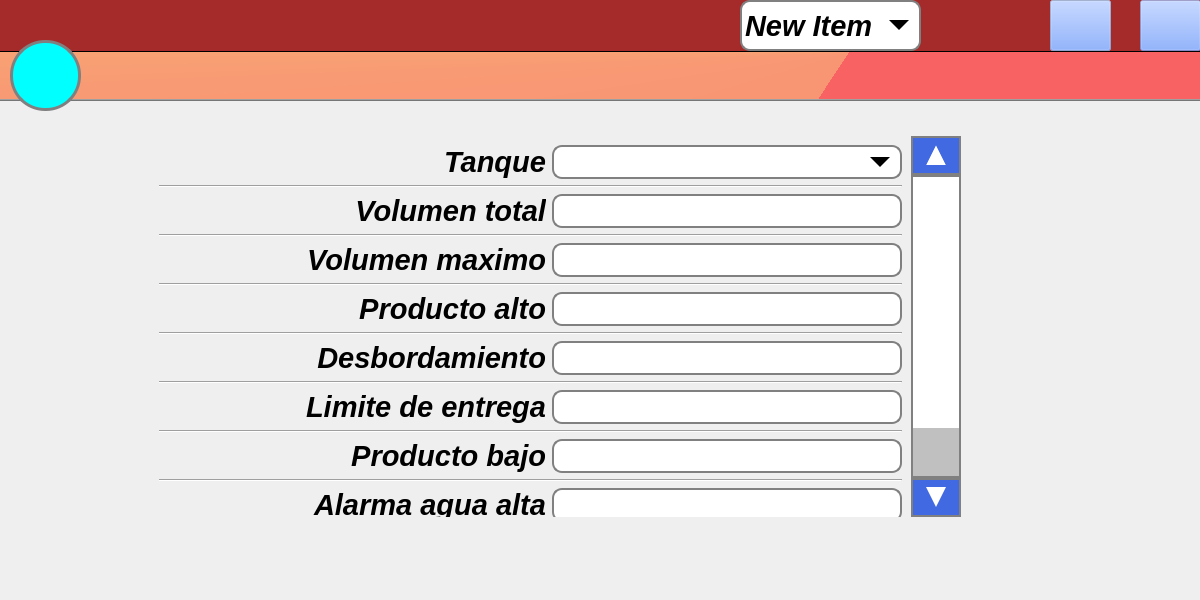
Qt form mainwindow.ui (ATG-cmd/ATG-VA) before a commit.
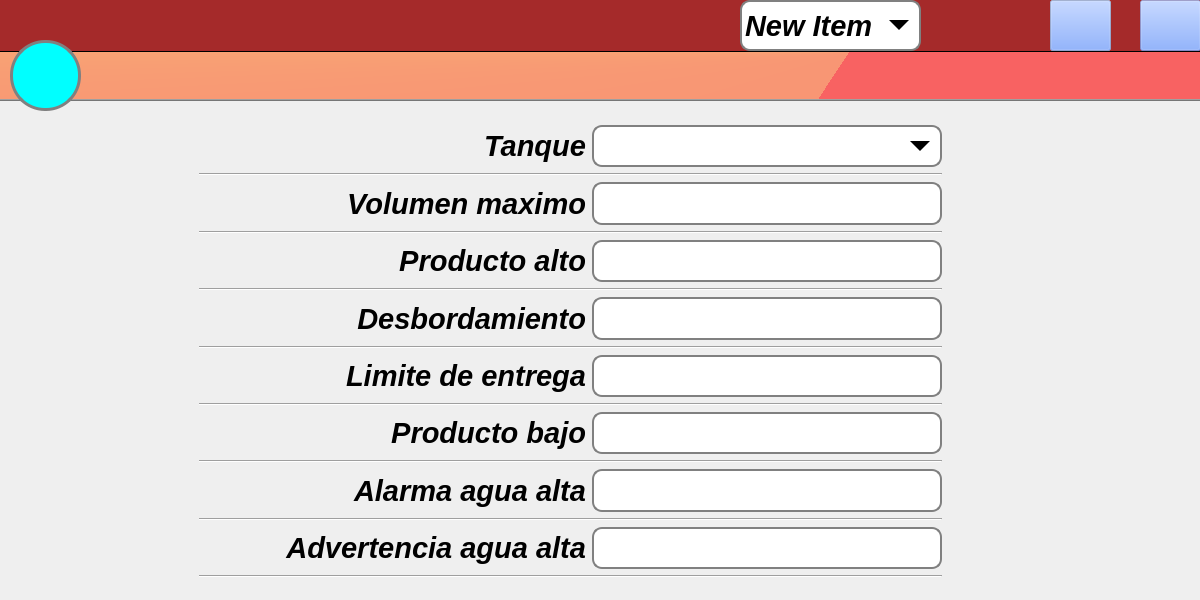
The same form after that commit. The open tabs and pages were chosen to show the change. Icons and pictures are not drawn.

Commit message: ya se puede guardar y visualizar limites

The edit to the form file:
```diff
--- a/mainwindow.ui
+++ b/mainwindow.ui
@@ -3925,14 +3925,14 @@
      <widget class="QScrollArea" name="scrollArea_2">
       <property name="geometry">
        <rect>
-        <x>150</x>
-        <y>40</y>
-        <width>811</width>
-        <height>381</height>
+        <x>190</x>
+        <y>20</y>
+        <width>761</width>
+        <height>471</height>
        </rect>
       </property>
       <property name="verticalScrollBarPolicy">
-       <enum>Qt::ScrollBarAlwaysOn</enum>
+       <enum>Qt::ScrollBarAsNeeded</enum>
       </property>
       <property name="widgetResizable">
        <bool>true</bool>
@@ -3943,10 +3943,85 @@
          <x>0</x>
          <y>0</y>
          <width>761</width>
-         <height>498</height>
+         <height>471</height>
         </rect>
        </property>
        <layout class="QGridLayout" name="gridLayout_9">
+        <item row="8" column="0">
+         <widget class="QLabel" name="label_24">
+          <property name="font">
+           <font>
+            <pointsize>22</pointsize>
+            <weight>75</weight>
+            <italic>true</italic>
+            <bold>true</bold>
+           </font>
+          </property>
+          <property name="text">
+           <string>Limite de entrega</string>
+          </property>
+          <property name="alignment">
+           <set>Qt::AlignRight|Qt::AlignTrailing|Qt::AlignVCenter</set>
+          </property>
+         </widget>
+        </item>
+        <item row="14" column="0">
+         <widget class="QLabel" name="label_30">
+          <property name="font">
+           <font>
+            <pointsize>22</pointsize>
+            <weight>75</weight>
+            <italic>true</italic>
+            <bold>true</bold>
+           </font>
+          </property>
+          <property name="text">
+           <string>Advertencia agua alta</string>
+          </property>
+          <property name="alignment">
+           <set>Qt::AlignRight|Qt::AlignTrailing|Qt::AlignVCenter</set>
+          </property>
+         </widget>
+        </item>
+        <item row="5" column="0" colspan="2">
+         <widget class="Line" name="line_32">
+          <property name="orientation">
+           <enum>Qt::Horizontal</enum>
+          </property>
+         </widget>
+        </item>
+        <item row="15" column="0" colspan="2">
+         <widget class="Line" name="line_37">
+          <property name="orientation">
+           <enum>Qt::Horizontal</enum>
+          </property>
+         </widget>
+        </item>
+        <item row="10" column="0">
+         <widget class="QLabel" name="label_26">
+          <property name="font">
+           <font>
+            <pointsize>22</pointsize>
+            <weight>75</weight>
+            <italic>true</italic>
+            <bold>true</bold>
+           </font>
+          </property>
+          <property name="text">
+           <string>Producto bajo</string>
+          </property>
+          <property name="alignment">
+           <set>Qt::AlignRight|Qt::AlignTrailing|Qt::AlignVCenter</set>
+          </property>
+         </widget>
+        </item>
+        <item row="7" column="0" colspan="2">
+         <widget class="Line" name="line_33">
+          <property name="orientation">
+           <enum>Qt::Horizontal</enum>
+          </property>
+         </widget>
+        </item>
         <item row="0" column="0">
          <widget class="QLabel" name="label_6">
           <property name="font">
@@ -3965,8 +4040,8 @@
           </property>
          </widget>
         </item>
-        <item row="0" column="1">
-         <widget class="QComboBox" name="Combo_tanque_limites">
+        <item row="8" column="1">
+         <widget class="QLineEdit" name="Line_limite_entrega">
           <property name="maximumSize">
            <size>
             <width>350</width>
@@ -3975,67 +4050,7 @@
           </property>
          </widget>
         </item>
-        <item row="1" column="0" colspan="2">
-         <widget class="Line" name="line_29">
-          <property name="orientation">
-           <enum>Qt::Horizontal</enum>
-          </property>
-         </widget>
-        </item>
-        <item row="2" column="0">
-         <widget class="QLabel" name="label_9">
-          <property name="font">
-           <font>
-            <pointsize>22</pointsize>
-            <weight>75</weight>
-            <italic>true</italic>
-            <bold>true</bold>
-           </font>
-          </property>
-          <property name="text">
-           <string>Volumen total</string>
-          </property>
-          <property name="alignment">
-           <set>Qt::AlignRight|Qt::AlignTrailing|Qt::AlignVCenter</set>
-          </property>
-         </widget>
-        </item>
         <item row="2" column="1">
-         <widget class="QLineEdit" name="Line_volumen_total">
-          <property name="maximumSize">
-           <size>
-            <width>350</width>
-            <height>50</height>
-           </size>
-          </property>
-         </widget>
-        </item>
-        <item row="3" column="0" colspan="2">
-         <widget class="Line" name="line_30">
-          <property name="orientation">
-           <enum>Qt::Horizontal</enum>
-          </property>
-         </widget>
-        </item>
-        <item row="4" column="0">
-         <widget class="QLabel" name="label_16">
-          <property name="font">
-           <font>
-            <pointsize>22</pointsize>
-            <weight>75</weight>
-            <italic>true</italic>
-            <bold>true</bold>
-           </font>
-          </property>
-          <property name="text">
-           <string>Volumen maximo</string>
-          </property>
-          <property name="alignment">
-           <set>Qt::AlignRight|Qt::AlignTrailing|Qt::AlignVCenter</set>
-          </property>
-         </widget>
-        </item>
-        <item row="4" column="1">
          <widget class="QLineEdit" name="Line_volumen_maximo">
           <property name="maximumSize">
            <size>
@@ -4045,49 +4060,17 @@
           </property>
          </widget>
         </item>
-        <item row="5" column="0" colspan="2">
-         <widget class="Line" name="line_31">
-          <property name="orientation">
-           <enum>Qt::Horizontal</enum>
+        <item row="14" column="1">
+         <widget class="QLineEdit" name="Line_advertencia_agua">
+          <property name="maximumSize">
+           <size>
+            <width>350</width>
+            <height>50</height>
+           </size>
           </property>
          </widget>
         </item>
         <item row="6" column="0">
-         <widget class="QLabel" name="label_19">
-          <property name="font">
-           <font>
-            <pointsize>22</pointsize>
-            <weight>75</weight>
-            <italic>true</italic>
-            <bold>true</bold>
-           </font>
-          </property>
-          <property name="text">
-           <string>Producto alto</string>
-          </property>
-          <property name="alignment">
-           <set>Qt::AlignRight|Qt::AlignTrailing|Qt::AlignVCenter</set>
-          </property>
-         </widget>
-        </item>
-        <item row="6" column="1">
-         <widget class="QLineEdit" name="Line_producto_bajo">
-          <property name="maximumSize">
-           <size>
-            <width>350</width>
-            <height>50</height>
-           </size>
-          </property>
-         </widget>
-        </item>
-        <item row="7" column="0" colspan="2">
-         <widget class="Line" name="line_32">
-          <property name="orientation">
-           <enum>Qt::Horizontal</enum>
-          </property>
-         </widget>
-        </item>
-        <item row="8" column="0">
          <widget class="QLabel" name="label_22">
           <property name="font">
            <font>
@@ -4105,60 +4088,22 @@
           </property>
          </widget>
         </item>
-        <item row="8" column="1">
-         <widget class="QLineEdit" name="Line_producto_alto">
-          <property name="maximumSize">
-           <size>
-            <width>350</width>
-            <height>50</height>
-           </size>
-          </property>
-         </widget>
-        </item>
         <item row="9" column="0" colspan="2">
-         <widget class="Line" name="line_33">
-          <property name="orientation">
-           <enum>Qt::Horizontal</enum>
-          </property>
-         </widget>
-        </item>
-        <item row="10" column="0">
-         <widget class="QLabel" name="label_24">
-          <property name="font">
-           <font>
-            <pointsize>22</pointsize>
-            <weight>75</weight>
-            <italic>true</italic>
-            <bold>true</bold>
-           </font>
-          </property>
-          <property name="text">
-           <string>Limite de entrega</string>
-          </property>
-          <property name="alignment">
-           <set>Qt::AlignRight|Qt::AlignTrailing|Qt::AlignVCenter</set>
-          </property>
-         </widget>
-        </item>
-        <item row="10" column="1">
-         <widget class="QLineEdit" name="Line_limite_entrega">
-          <property name="maximumSize">
-           <size>
-            <width>350</width>
-            <height>50</height>
-           </size>
-          </property>
-         </widget>
-        </item>
-        <item row="11" column="0" colspan="2">
          <widget class="Line" name="line_34">
           <property name="orientation">
            <enum>Qt::Horizontal</enum>
           </property>
          </widget>
         </item>
-        <item row="12" column="0">
-         <widget class="QLabel" name="label_26">
+        <item row="3" column="0" colspan="2">
+         <widget class="Line" name="line_31">
+          <property name="orientation">
+           <enum>Qt::Horizontal</enum>
+          </property>
+         </widget>
+        </item>
+        <item row="2" column="0">
+         <widget class="QLabel" name="label_16">
           <property name="font">
            <font>
             <pointsize>22</pointsize>
@@ -4168,7 +4113,7 @@
            </font>
           </property>
           <property name="text">
-           <string>Producto bajo</string>
+           <string>Volumen maximo</string>
           </property>
           <property name="alignment">
            <set>Qt::AlignRight|Qt::AlignTrailing|Qt::AlignVCenter</set>
@@ -4176,7 +4121,7 @@
          </widget>
         </item>
         <item row="12" column="1">
-         <widget class="QLineEdit" name="Line_desbordamiento">
+         <widget class="QLineEdit" name="Line_alarma_agua">
           <property name="maximumSize">
            <size>
             <width>350</width>
@@ -4185,14 +4130,79 @@
           </property>
          </widget>
         </item>
-        <item row="13" column="0" colspan="2">
+        <item row="6" column="1">
+         <widget class="QLineEdit" name="Line_producto_alto">
+          <property name="maximumSize">
+           <size>
+            <width>350</width>
+            <height>50</height>
+           </size>
+          </property>
+         </widget>
+        </item>
+        <item row="4" column="1">
+         <widget class="QLineEdit" name="Line_producto_bajo">
+          <property name="maximumSize">
+           <size>
+            <width>350</width>
+            <height>50</height>
+           </size>
+          </property>
+         </widget>
+        </item>
+        <item row="0" column="1">
+         <widget class="QComboBox" name="Combo_tanque_limites">
+          <property name="maximumSize">
+           <size>
+            <width>350</width>
+            <height>50</height>
+           </size>
+          </property>
+         </widget>
+        </item>
+        <item row="1" column="0" colspan="2">
+         <widget class="Line" name="line_30">
+          <property name="orientation">
+           <enum>Qt::Horizontal</enum>
+          </property>
+         </widget>
+        </item>
+        <item row="11" column="0" colspan="2">
          <widget class="Line" name="line_35">
           <property name="orientation">
            <enum>Qt::Horizontal</enum>
           </property>
          </widget>
         </item>
-        <item row="14" column="0">
+        <item row="10" column="1">
+         <widget class="QLineEdit" name="Line_desbordamiento">
+          <property name="maximumSize">
+           <size>
+            <width>350</width>
+            <height>50</height>
+           </size>
+          </property>
+         </widget>
+        </item>
+        <item row="4" column="0">
+         <widget class="QLabel" name="label_19">
+          <property name="font">
+           <font>
+            <pointsize>22</pointsize>
+            <weight>75</weight>
+            <italic>true</italic>
+            <bold>true</bold>
+           </font>
+          </property>
+          <property name="text">
+           <string>Producto alto</string>
+          </property>
+          <property name="alignment">
+           <set>Qt::AlignRight|Qt::AlignTrailing|Qt::AlignVCenter</set>
+          </property>
+         </widget>
+        </item>
+        <item row="12" column="0">
          <widget class="QLabel" name="label_28">
           <property name="font">
            <font>
@@ -4210,58 +4220,13 @@
           </property>
          </widget>
         </item>
-        <item row="14" column="1">
-         <widget class="QLineEdit" name="Line_alarma_agua">
-          <property name="maximumSize">
-           <size>
-            <width>350</width>
-            <height>50</height>
-           </size>
-          </property>
-         </widget>
-        </item>
-        <item row="15" column="0" colspan="2">
+        <item row="13" column="0" colspan="2">
          <widget class="Line" name="line_36">
           <property name="orientation">
            <enum>Qt::Horizontal</enum>
           </property>
          </widget>
         </item>
-        <item row="16" column="0">
-         <widget class="QLabel" name="label_30">
-          <property name="font">
-           <font>
-            <pointsize>22</pointsize>
-            <weight>75</weight>
-            <italic>true</italic>
-            <bold>true</bold>
-           </font>
-          </property>
-          <property name="text">
-           <string>Advertencia agua alta</string>
-          </property>
-          <property name="alignment">
-           <set>Qt::AlignRight|Qt::AlignTrailing|Qt::AlignVCenter</set>
-          </property>
-         </widget>
-        </item>
-        <item row="16" column="1">
-         <widget class="QLineEdit" name="Line_advertencia_agua">
-          <property name="maximumSize">
-           <size>
-            <width>350</width>
-            <height>50</height>
-           </size>
-          </property>
-         </widget>
-        </item>
-        <item row="17" column="0" colspan="2">
-         <widget class="Line" name="line_37">
-          <property name="orientation">
-           <enum>Qt::Horizontal</enum>
-          </property>
-         </widget>
-        </item>
        </layout>
       </widget>
      </widget>
```
Left out of the diff: 2 changed lines with no effect on the pictures. The commit also changes 4 other files.
